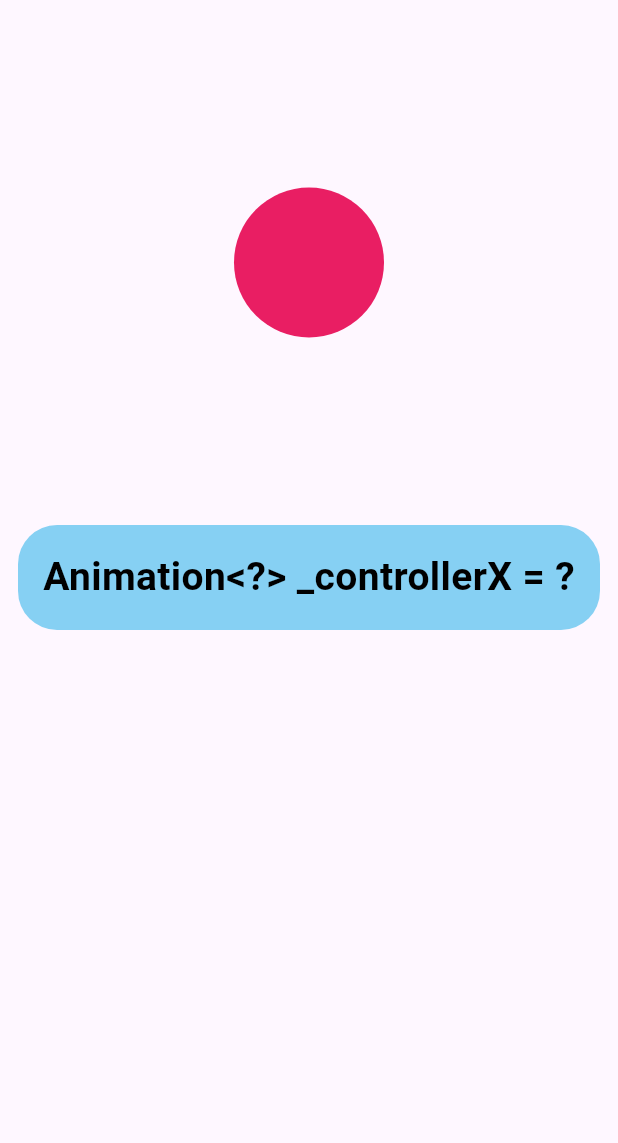
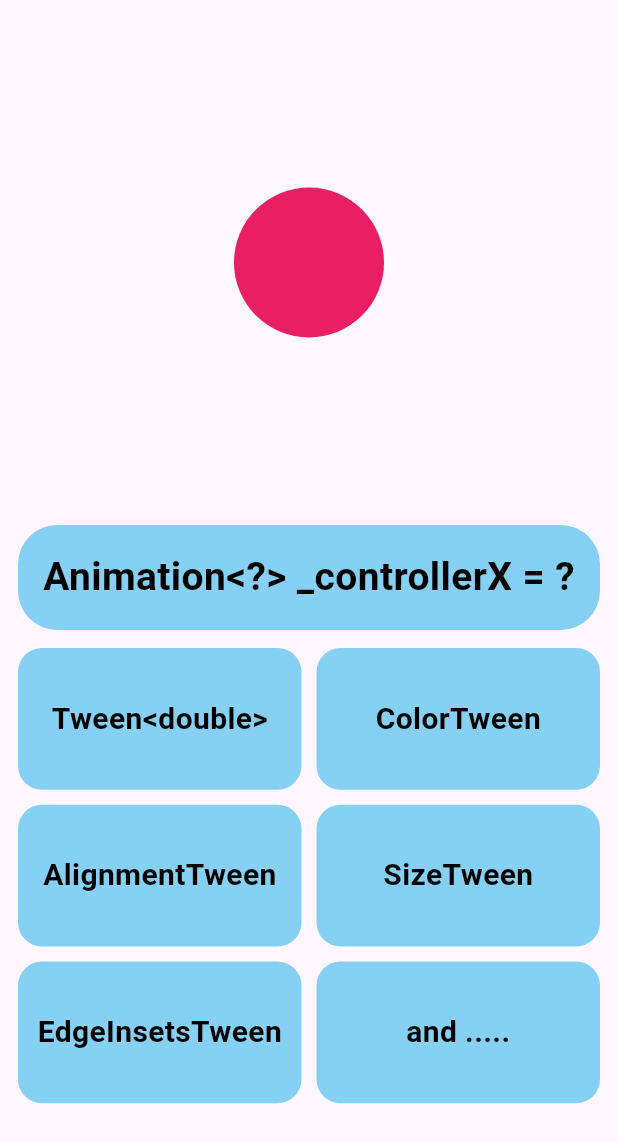
Before and after one commit to AminNavab/Flutter_Animation_guide, a Flutter app: the screen it shows after launch, on a phone screen of 412 x 824 dp. Shown: the top 1143 px of the screen. Run offline on Flutter 3.47's test engine with Material 3 defaults, Android fonts, the light colour scheme and no system bars.

Commit message:
add work with Animation + Tween<T> part 3

```diff
--- a/lib/Animations/ExplicitAnimations/02_animationTween.dart
+++ b/lib/Animations/ExplicitAnimations/02_animationTween.dart
@@ -1,3 +1,4 @@
+import 'package:animations/Model/models.dart';
 import 'package:flutter/material.dart';
 
 class Animationtween extends StatefulWidget {
@@ -49,6 +50,14 @@ class _AnimationtweenState extends State<Animationtween>
       vsync: this,
       duration: Duration(seconds: 2),
     );
+  }
+
+  void controllerAction(int index) {
+    setState(() {
+      selectedTween = index;
+    });
+    _animationController.reset();
+    _animationController.forward();
   }
 
   @override
@@ -115,7 +124,24 @@ class _AnimationtweenState extends State<Animationtween>
                           ),
                         );
                       default:
-                        return SizedBox();
+                        return Container(
+                          height: 150,
+                          width: 350,
+                          decoration: BoxDecoration(
+                            borderRadius: BorderRadius.circular(32),
+                            color: Colors.blueGrey,
+                          ),
+                          child: Center(
+                            child: Text(
+                              "Tween is Hero",
+                              style: TextStyle(
+                                color: Colors.black,
+                                fontSize: 28,
+                                fontWeight: FontWeight.bold,
+                              ),
+                            ),
+                          ),
+                        );
                     }
                   },
                 ),
@@ -141,6 +167,45 @@ class _AnimationtweenState extends State<Animationtween>
                 ),
               ),
             ),
+
+            Expanded(
+              child: Padding(
+                padding: const EdgeInsets.only(left: 12, right: 12, bottom: 12),
+                child: GridView.builder(
+                  gridDelegate: SliverGridDelegateWithFixedCrossAxisCount(
+                    crossAxisCount: 2,
+                    crossAxisSpacing: 10,
+                    mainAxisSpacing: 10,
+                    childAspectRatio: 2,
+                  ),
+                  itemCount: tweenTypes.length,
+
+                  itemBuilder: (context, index) {
+                    return Container(
+                      decoration: BoxDecoration(
+                        borderRadius: BorderRadius.circular(16),
+                        color: const Color.fromARGB(255, 134, 208, 243),
+                      ),
+                      child: GestureDetector(
+                        onTap: () {
+                          controllerAction(index);
+                        },
+                        child: Center(
+                          child: Text(
+                            tweenTypes[index],
+                            style: TextStyle(
+                              color: Colors.black,
+                              fontSize: 20,
+                              fontWeight: FontWeight.bold,
+                            ),
+                          ),
+                        ),
+                      ),
+                    );
+                  },
+                ),
+              ),
+            ),
           ],
         ),
       ),
```
